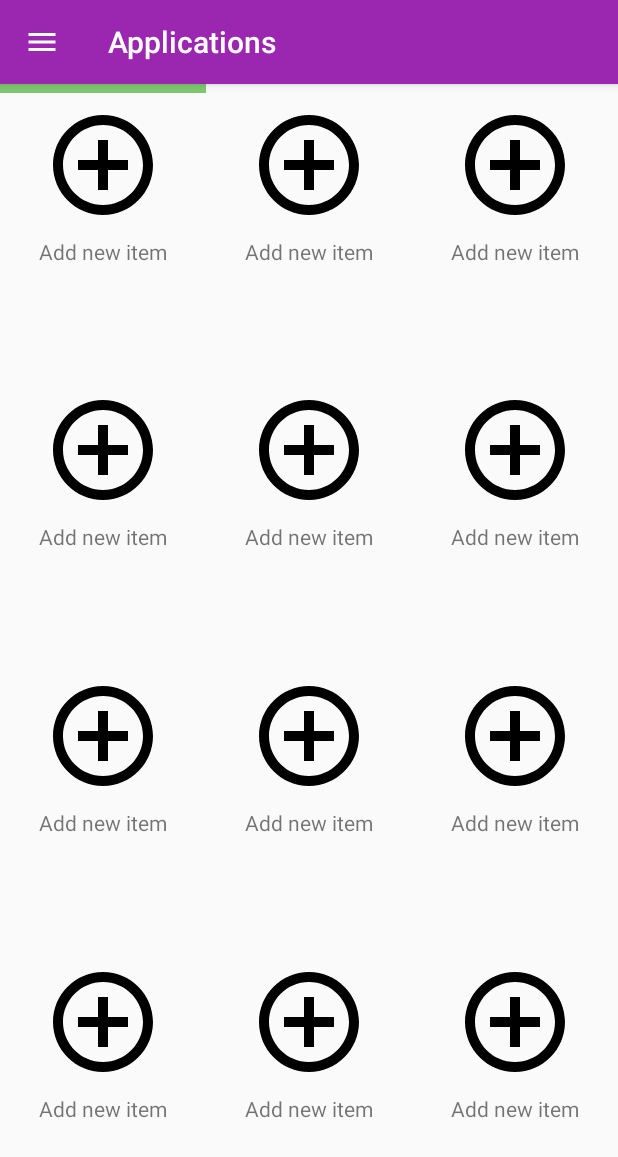
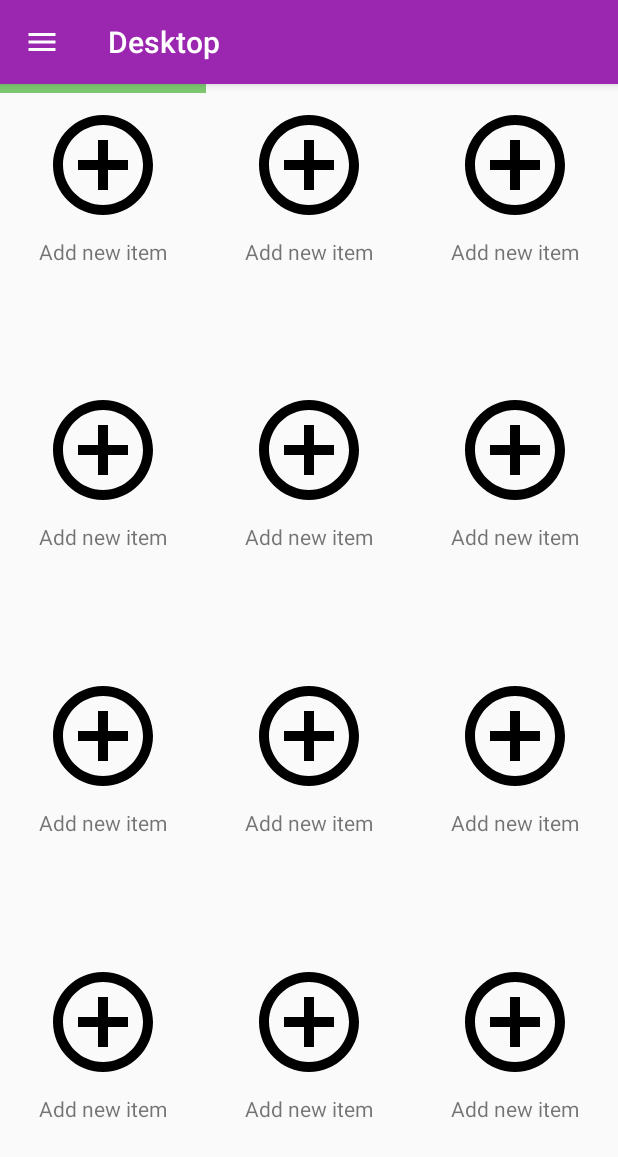
Before and after one commit to navalnica/AndroidAppLauncher, an Android app: the ActivityLauncher screen opened directly, with no data from a screen before it, on a phone screen of 412 x 824 dp. Shown: the top 1157 px of the screen. Run offline under Robolectric (Android 15) with nearby library versions, the phone set to English and light mode, and no system bars; libraries missing offline, so code that uses them is left out: com.crashlytics.android, com.microsoft.appcenter, com.yandex.metrica, io.fabric.sdk; 1 statement that could not run was skipped.

Commit message:
feature: handling saved instance state for Launcher Activity

```diff
--- a/app/src/main/java/com/example/trafimau_app/MyApplication.java
+++ b/app/src/main/java/com/example/trafimau_app/MyApplication.java
@@ -42,7 +42,7 @@ public class MyApplication extends Application {
     private static final String APP_CENTER_KEY = "00de3ebf-a55b-4849-a9fe-3de0e018e1ca";
     private final static String APP_METRICA_API_KEY = "2ade6b48-042d-4406-acbf-d59322bafa72";
 
-    public final static String LOG_TAG = "MyApp";
+    public final static String LOG_TAG = "myapp";
     public final static String KARMA_UPDATED_FROM_SILENT_PUSH_ACTION =
             "com.example.trafimau_app.karma_updated_from_silent_push_action";
 
--- a/app/src/main/java/com/example/trafimau_app/activity/launcher/ActivityLauncher.java
+++ b/app/src/main/java/com/example/trafimau_app/activity/launcher/ActivityLauncher.java
@@ -24,51 +24,29 @@ import android.view.MenuItem;
 import com.example.trafimau_app.MyApplication;
 import com.example.trafimau_app.R;
 import com.example.trafimau_app.activity.ActivityProfile;
+import com.example.trafimau_app.activity.PreferencesFragment;
 
-public class ActivityLauncher extends AppCompatActivity {
+public class ActivityLauncher extends AppCompatActivity
+        implements AppsFragment.PageChangedListener {
 
     private MyApplication app;
+    private AppsFragment appsFragment;
+    private FragmentManager fragmentManager;
 
+    private Toolbar toolbar;
     private DrawerLayout drawerLayout;
     private NavigationView navigationView;
 
-    private boolean isAppsFragmentShown = true;
-    private AppsFragment appsFragment;
+    private int currentTitleResId;
+    private final String currentTitleResIdKey = "current_title_res_id";
 
-    // TODO: move registration from activity to application
-    private BroadcastReceiver appsBroadcastReceiver = new BroadcastReceiver() {
-        @Override
-        public void onReceive(final Context context, final Intent intent) {
-            String action = intent.getAction();
-            Uri data = intent.getData();
-            if (action == null || data == null) {
-                String msg = "appsBroadcastReceiver.onReceive: intent action or dataString == null";
-                Log.e(MyApplication.LOG_TAG, msg);
-                throw new NullPointerException(msg);
-            }
-            String packageName = intent.getData().getSchemeSpecificPart();
-
-            Log.d(MyApplication.LOG_TAG,
-                    "appsBroadcastReceiver.onReceive: package: " + packageName
-                            + " action: " + action);
-
-            // TODO: do not recreate activity. consider using notifyDatasetChanged or LiveData
-            if (action.equals(Intent.ACTION_PACKAGE_REMOVED) ||
-                    action.equals(Intent.ACTION_PACKAGE_REPLACED)) {
-                app.deletePackageFromDB(packageName);
-                recreate();
-            } else if (action.equals(Intent.ACTION_PACKAGE_ADDED)) {
-                app.insertPackageToDB(packageName);
-                recreate();
-            }
-        }
-    };
-    private FragmentManager fragmentManager;
+    private boolean isSettingsFragmentVisible;
+    private final String isSettingsFragmentVisibleKey = "is_settings_fragment_visible";
 
     @Override
     protected void onCreate(Bundle savedInstanceState) {
+        Log.d(MyApplication.LOG_TAG, "ActivityLauncher.onCreate");
 
-        // TODO: save view pager selected item index and restore it
         super.onCreate(savedInstanceState);
         setContentView(R.layout.activity_launcher);
 
@@ -77,15 +55,61 @@ public class ActivityLauncher extends AppCompatActivity {
 
         drawerLayout = findViewById(R.id.launcherDrawerLayout);
         navigationView = findViewById(R.id.navigationDrawer);
+        toolbar = findViewById(R.id.launcherToolbar);
 
-        appsFragment = new AppsFragment();
-        inflateFragment(appsFragment, false);
-        setTitle(R.string.applications);
-        isAppsFragmentShown = true;
+        Log.d(MyApplication.LOG_TAG, "ActivityLauncher: savedInstanceState: " + savedInstanceState);
+        if (savedInstanceState == null) {
+            appsFragment = new AppsFragment();
+
+            inflateFragment(appsFragment, false);
+            isSettingsFragmentVisible = false;
+            setCurrentTitle(R.string.desktop);
+        }else{
+            Fragment fragment = fragmentManager.findFragmentByTag(AppsFragment.class.getSimpleName());
+            if(fragment instanceof AppsFragment){
+                appsFragment = (AppsFragment) fragment;
+            }
+        }
 
         configureToolbar();
         configureNavigationDrawer();
-        initAppsBroadcastReceiver();
+        initAndRegisterAppsBroadcastReceiver();
+    }
+
+    @Override
+    protected void onSaveInstanceState(Bundle outState) {
+        super.onSaveInstanceState(outState);
+        Log.d(MyApplication.LOG_TAG, "ActivityLauncher.onSaveInstanceState");
+        outState.putBoolean(isSettingsFragmentVisibleKey, isSettingsFragmentVisible);
+        outState.putInt(currentTitleResIdKey, currentTitleResId);
+    }
+
+    @Override
+    protected void onRestoreInstanceState(Bundle savedInstanceState) {
+        super.onRestoreInstanceState(savedInstanceState);
+        Log.d(MyApplication.LOG_TAG, "ActivityLauncher.onRestoreInstanceState");
+        isSettingsFragmentVisible = savedInstanceState.getBoolean(isSettingsFragmentVisibleKey);
+        setCurrentTitle(savedInstanceState.getInt(currentTitleResIdKey));
+    }
+
+    private void setCurrentTitle(int resId) {
+        if (resId == 0) {
+            Log.e(MyApplication.LOG_TAG, "ActivityLauncher.setCurrentTitle: " +
+                    "resId == 0. setting to desktop");
+            resId = R.string.desktop;
+        }
+        currentTitleResId = resId;
+        setTitle(currentTitleResId);
+    }
+
+    private void initAndRegisterAppsBroadcastReceiver() {
+        IntentFilter intentFilter = new IntentFilter();
+        intentFilter.addAction(Intent.ACTION_PACKAGE_ADDED);
+        intentFilter.addAction(Intent.ACTION_PACKAGE_REPLACED);
+        intentFilter.addAction(Intent.ACTION_PACKAGE_REMOVED);
+        intentFilter.addDataScheme("package");
+        // TODO: use local broadcast manager
+        registerReceiver(appsBroadcastReceiver, intentFilter);
     }
 
     @Override
@@ -94,26 +118,28 @@ public class ActivityLauncher extends AppCompatActivity {
         unregisterReceiver(appsBroadcastReceiver);
     }
 
-    private void initAppsBroadcastReceiver() {
-        IntentFilter intentFilter = new IntentFilter();
-        intentFilter.addAction(Intent.ACTION_PACKAGE_ADDED);
-        intentFilter.addAction(Intent.ACTION_PACKAGE_REPLACED);
-        intentFilter.addAction(Intent.ACTION_PACKAGE_REMOVED);
-        intentFilter.addDataScheme("package");
-        registerReceiver(appsBroadcastReceiver, intentFilter);
-    }
-
     @Override
     public void onBackPressed() {
         if (drawerLayout.isDrawerOpen(GravityCompat.START)) {
             drawerLayout.closeDrawer(GravityCompat.START);
             return;
         }
-        if (!isAppsFragmentShown) {
-            isAppsFragmentShown = true;
-            setTitle(R.string.applications);
+        if (isSettingsFragmentVisible) {
+            isSettingsFragmentVisible = false;
         }
         super.onBackPressed();
+    }
+
+    @Override
+    public void onPageChanged(AppsFragment.Page page) {
+        if(page == null){
+            currentTitleResId = R.string.app_name;
+        }else if (page == AppsFragment.Page.DESKTOP){
+            currentTitleResId = R.string.desktop;
+        }else if(page == AppsFragment.Page.LIST || page == AppsFragment.Page.GRID){
+            currentTitleResId = R.string.applications;
+        }
+        setTitle(currentTitleResId);
     }
 
     @Override
@@ -125,7 +151,6 @@ public class ActivityLauncher extends AppCompatActivity {
     }
 
     private void configureToolbar() {
-        Toolbar toolbar = findViewById(R.id.launcherToolbar);
         setSupportActionBar(toolbar);
         ActionBar actionBar = getSupportActionBar();
         if (actionBar != null) {
@@ -135,28 +160,30 @@ public class ActivityLauncher extends AppCompatActivity {
     }
 
     private void configureNavigationDrawer() {
-
         navigationView.setNavigationItemSelectedListener(
                 menuItem -> {
                     final int itemId = menuItem.getItemId();
 
                     switch (itemId) {
                         case R.id.navDesktopFragment:
-                            popSettingsAndShowApps();
+                            popSettingsIfActiveAndShowApps();
                             appsFragment.setCurrentPage(AppsFragment.Page.DESKTOP);
+                            setCurrentTitle(R.string.desktop);
                             break;
                         case R.id.navGridFragment:
-                            popSettingsAndShowApps();
+                            popSettingsIfActiveAndShowApps();
                             appsFragment.setCurrentPage(AppsFragment.Page.GRID);
+                            setCurrentTitle(R.string.applications);
                             break;
                         case R.id.navListFragment:
-                            popSettingsAndShowApps();
+                            popSettingsIfActiveAndShowApps();
                             appsFragment.setCurrentPage(AppsFragment.Page.LIST);
+                            setCurrentTitle(R.string.applications);
                             break;
                         case R.id.navPreferencesFragment:
                             inflateFragment(new PreferencesFragment(), true);
-                            setTitle(R.string.settings);
-                            isAppsFragmentShown = false;
+                            isSettingsFragmentVisible = true;
+                            setCurrentTitle(R.string.settings);
                             break;
                         case R.id.sendSimplePush:
                             sendSimplePush();
@@ -178,20 +205,20 @@ public class ActivityLauncher extends AppCompatActivity {
                 });
     }
 
-    private void popSettingsAndShowApps() {
-        if (!isAppsFragmentShown) {
+    private void popSettingsIfActiveAndShowApps() {
+        if (isSettingsFragmentVisible) {
             fragmentManager.popBackStackImmediate();
-            isAppsFragmentShown = true;
-            setTitle(R.string.applications);
+            isSettingsFragmentVisible = false;
         }
     }
 
     private void inflateFragment(Fragment fragment, boolean addToBackStack) {
+        final String tag = fragment.getClass().getSimpleName();
         FragmentTransaction transaction = fragmentManager
                 .beginTransaction()
-                .replace(R.id.launcherFragmentContainer, fragment);
+                .replace(R.id.launcherFragmentContainer, fragment, tag);
         if (addToBackStack) {
-            transaction.addToBackStack(fragment.getClass().getSimpleName());
+            transaction.addToBackStack(tag);
         }
         transaction.commit();
     }
@@ -225,4 +252,33 @@ public class ActivityLauncher extends AppCompatActivity {
         NotificationManagerCompat nmc = NotificationManagerCompat.from(this);
         nmc.notify(12, builder.build());
     }
+
+    // TODO: move registration from activity to application
+    private BroadcastReceiver appsBroadcastReceiver = new BroadcastReceiver() {
+        @Override
+        public void onReceive(final Context context, final Intent intent) {
+            String action = intent.getAction();
+            Uri data = intent.getData();
+            if (action == null || data == null) {
+                String msg = "appsBroadcastReceiver.onReceive: intent action or dataString == null";
+                Log.e(MyApplication.LOG_TAG, msg);
+                throw new NullPointerException(msg);
+            }
+            String packageName = intent.getData().getSchemeSpecificPart();
+
+            Log.d(MyApplication.LOG_TAG,
+                    "appsBroadcastReceiver.onReceive: package: " + packageName
+                            + " action: " + action);
+
+            // TODO: do not recreate activity. consider using notifyDatasetChanged or LiveData
+            if (action.equals(Intent.ACTION_PACKAGE_REMOVED) ||
+                    action.equals(Intent.ACTION_PACKAGE_REPLACED)) {
+                app.deletePackageFromDB(packageName);
+                recreate();
+            } else if (action.equals(Intent.ACTION_PACKAGE_ADDED)) {
+                app.insertPackageToDB(packageName);
+                recreate();
+            }
+        }
+    };
 }
--- a/app/src/main/java/com/example/trafimau_app/activity/launcher/AppsFragment.java
+++ b/app/src/main/java/com/example/trafimau_app/activity/launcher/AppsFragment.java
@@ -1,5 +1,6 @@
 package com.example.trafimau_app.activity.launcher;
 
+import android.content.Context;
 import android.os.Bundle;
 import android.support.annotation.NonNull;
 import android.support.annotation.Nullable;
@@ -20,17 +21,43 @@ public class AppsFragment extends Fragment {
 
     private ViewPager viewPager;
     private AppsViewPagerAdapter pagerAdapter;
+    private PageChangedListener listener;
+
+    @Override
+    public void onAttach(Context context) {
+        super.onAttach(context);
+        try {
+            listener = (PageChangedListener) context;
+
+        } catch (ClassCastException e) {
+            throw new ClassCastException(context.toString() + " must implement PageChangedListener");
+        }
+    }
+
+    @Override
+    public void onDetach() {
+        super.onDetach();
+        listener = null;
+    }
 
     @Override
     public void onCreate(Bundle savedInstanceState) {
         super.onCreate(savedInstanceState);
+        Log.d(MyApplication.LOG_TAG, "AppsFragment.onCreate");
     }
 
+    @Override
+    public void onDestroy() {
+        super.onDestroy();
+        Log.d(MyApplication.LOG_TAG, "AppsFragment.onDestroy");
+    }
 
     @Nullable
     @Override
     public View onCreateView(@NonNull LayoutInflater inflater,
                              @Nullable ViewGroup container, @Nullable Bundle savedInstanceState) {
+
+        Log.d(MyApplication.LOG_TAG, "AppsFragment.onCreateView");
 
         View rootView = inflater.inflate(
                 R.layout.fragment_apps, container, false);
@@ -40,6 +67,20 @@ public class AppsFragment extends Fragment {
         // instead getActivity().getSupportFragmentManager()
         pagerAdapter = new AppsViewPagerAdapter(getChildFragmentManager());
         viewPager.setAdapter(pagerAdapter);
+        viewPager.addOnPageChangeListener(new ViewPager.OnPageChangeListener() {
+            @Override
+            public void onPageScrolled(int i, float v, int i1) {}
+
+            @Override
+            public void onPageScrollStateChanged(int i) {}
+
+            @Override
+            public void onPageSelected(int i) {
+                listener.onPageChanged(getCurrentPage());
+            }
+        });
+
+        listener.onPageChanged(getCurrentPage());
 
         YandexMetrica.reportEvent("AppsFragment.onCreateView");
 
@@ -55,8 +96,26 @@ public class AppsFragment extends Fragment {
         if (viewPager != null) {
             viewPager.setCurrentItem(pageIndex);
         } else {
-            Log.d(MyApplication.LOG_TAG, "AppsFragment.setCurrentItem: viewPager == null");
+            Log.e(MyApplication.LOG_TAG, "AppsFragment.setCurrentItem: viewPager == null");
         }
+    }
+
+    private Page getCurrentPage(){
+        if(viewPager == null){
+            Log.e(MyApplication.LOG_TAG, "AppsFragment.getCurrentPage: viewPager is null");
+            return null;
+        }
+        int ix = viewPager.getCurrentItem();
+        if(ix == Page.DESKTOP.ordinal()){
+            return Page.DESKTOP;
+        } else if (ix == Page.GRID.ordinal()){
+            return Page.GRID;
+        } else if(ix == Page.LIST.ordinal()){
+            return Page.LIST;
+        }
+        Log.e(MyApplication.LOG_TAG,
+                "AppsFragment.getCurrentPage invalid current item. it's value: " + ix);
+        return null;
     }
 
     private class AppsViewPagerAdapter extends FragmentStatePagerAdapter {
@@ -86,4 +145,8 @@ public class AppsFragment extends Fragment {
         DESKTOP, GRID, LIST
     }
 
+    public interface PageChangedListener{
+        void onPageChanged(Page page);
+    }
+
 }
--- a/app/src/main/java/com/example/trafimau_app/activity/launcher/DesktopFragment.java
+++ b/app/src/main/java/com/example/trafimau_app/activity/launcher/DesktopFragment.java
@@ -1,6 +1,7 @@
 package com.example.trafimau_app.activity.launcher;
 
 import android.app.Activity;
+import android.content.Context;
 import android.content.Intent;
 import android.graphics.Bitmap;
 import android.graphics.BitmapFactory;
@@ -59,6 +60,14 @@ public class DesktopFragment extends Fragment implements
         if (activity != null) {
             app = (MyApplication) activity.getApplication();
         }
+
+        Log.d(MyApplication.LOG_TAG, "DesktopFragment.onCreate");
+    }
+
+    @Override
+    public void onAttach(Context context) {
+        super.onAttach(context);
+        Log.d(MyApplication.LOG_TAG, "DesktopFragment.onAttach");
     }
 
     @Nullable
@@ -73,7 +82,16 @@ public class DesktopFragment extends Fragment implements
 
         loadSavedSites();
 
+        Log.d(MyApplication.LOG_TAG, "DesktopFragment.onCreateView");
+
         return rootView;
+    }
+
+    @Override
+    public void onSaveInstanceState(@NonNull Bundle outState) {
+        super.onSaveInstanceState(outState);
+
+        Log.d(MyApplication.LOG_TAG, "DesktopFragment.onSaveInstanceState");
     }
 
     int getTableItemIndexByView(View v) {
--- a/app/src/main/res/layout/activity_welcome_page.xml
+++ b/app/src/main/res/layout/activity_welcome_page.xml
@@ -33,6 +33,7 @@
             android:layout_gravity="end"
             android:layout_margin="@dimen/largeOffset"
             android:backgroundTint="@color/colorPrimary"
+            android:foregroundTint="@color/colorPrimary"
             android:src="@drawable/ic_arrow_forward_white_24dp" />
 
     </FrameLayout>
```
Also changed, not shown: app/src/main/java/com/example/trafimau_app/activity/PreferencesFragment.java (renamed from app/src/main/java/com/example/trafimau_app/activity/launcher/PreferencesFragment.java, +16 -1 lines), app/src/main/java/com/example/trafimau_app/activity/welcome_page/ActivityWelcomePage.java (+0 -10 lines).
